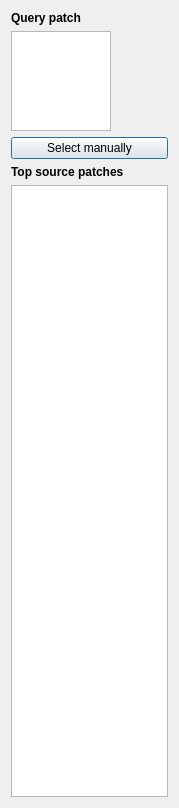
First picture: the form in Interactive/TopPatchesDialog.ui, repository daviddoria/PatchBasedInpainting, before the edit.
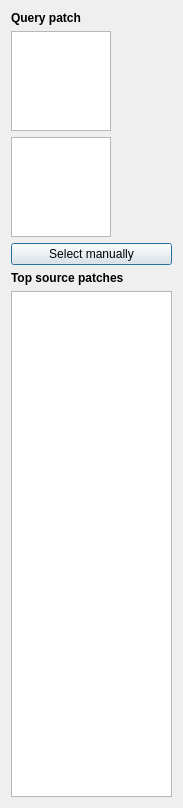
Second picture: the form after the edit.

Commit message: Let the user see the patch that will be created in the TopPatchesDialog.

Patch:
```diff
--- a/Interactive/TopPatchesDialog.ui
+++ b/Interactive/TopPatchesDialog.ui
@@ -6,7 +6,7 @@
    <rect>
     <x>0</x>
     <y>0</y>
-    <width>179</width>
+    <width>183</width>
     <height>808</height>
    </rect>
   </property>
@@ -35,6 +35,28 @@
        <height>100</height>
       </size>
      </property>
+     <property name="verticalScrollBarPolicy">
+      <enum>Qt::ScrollBarAlwaysOff</enum>
+     </property>
+     <property name="horizontalScrollBarPolicy">
+      <enum>Qt::ScrollBarAlwaysOff</enum>
+     </property>
+    </widget>
+   </item>
+   <item>
+    <widget class="QGraphicsView" name="gfxProposedPatch">
+     <property name="maximumSize">
+      <size>
+       <width>100</width>
+       <height>100</height>
+      </size>
+     </property>
+     <property name="verticalScrollBarPolicy">
+      <enum>Qt::ScrollBarAlwaysOff</enum>
+     </property>
+     <property name="horizontalScrollBarPolicy">
+      <enum>Qt::ScrollBarAlwaysOff</enum>
+     </property>
     </widget>
    </item>
    <item>
```
Left out of the diff: 6 changed lines with no effect on the pictures. The commit also changes 5 other files.
